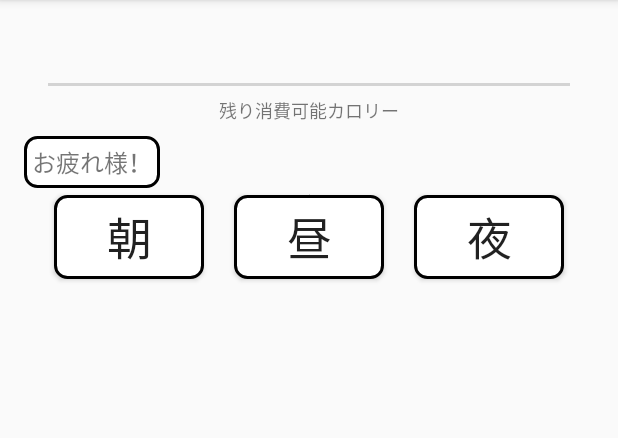
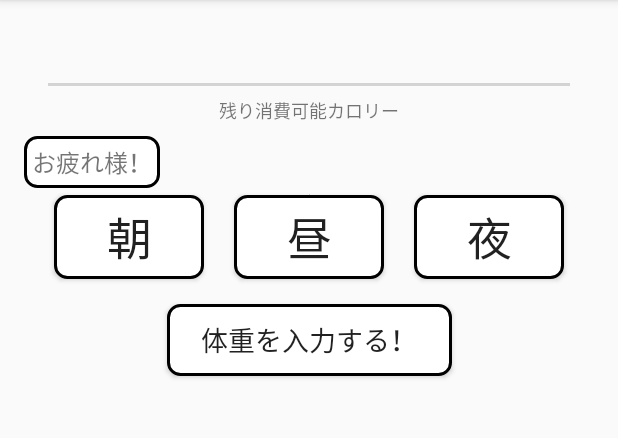
Before and after one commit to gochipon/DIS23-a, an Android app: the GameTopPage screen opened directly, with no data from a screen before it, on a phone screen of 412 x 824 dp, the part 84-522 px from its top. Run offline under Robolectric (Android 15) with nearby library versions, the phone set to English and light mode, and no system bars; our stand-ins replace Picasso; pictures from the network do not load; 5 statements that could not run were skipped.

Commit message:
Weight adding button

```diff
--- a/DietApp/app/src/main/res/layout/activity_game_top_page.xml
+++ b/DietApp/app/src/main/res/layout/activity_game_top_page.xml
@@ -137,6 +137,21 @@
           app:layout_constraintLeft_toLeftOf="@id/nightButton"
           app:layout_constraintRight_toRightOf="@id/nightButton" />
 
+      <!-- 体重を入力するボタン -->
+      <Button
+          android:id="@+id/weightInputButton"
+          android:layout_width="0dp"
+          android:layout_height="wrap_content"
+          android:text="体重を入力する！"
+          android:textSize="18sp"
+          android:layout_marginTop="16dp"
+          android:background="@drawable/bordered_background"
+          android:padding="5dp"
+          app:layout_constraintStart_toStartOf="parent"
+          app:layout_constraintEnd_toEndOf="parent"
+          app:layout_constraintTop_toBottomOf="@id/nightImageView"
+          app:layout_constraintWidth_percent="0.5"/>
+
   </androidx.constraintlayout.widget.ConstraintLayout>
 
 </ScrollView>
```
